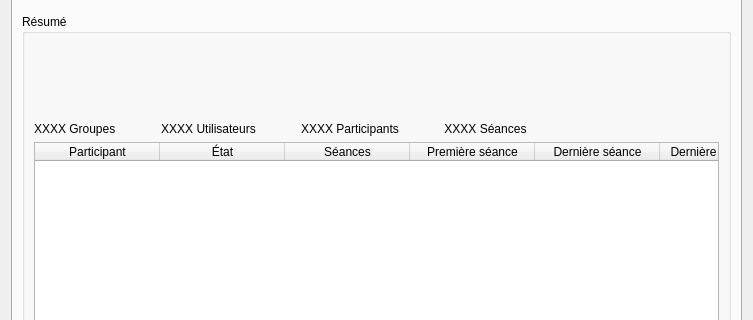
Old version of the form client/src/editors/ProjectWidget.ui in the repository introlab/openteraplus; both pictures show x 0 to 753 and y 150 to 470 of the 753 by 783 pixel window.
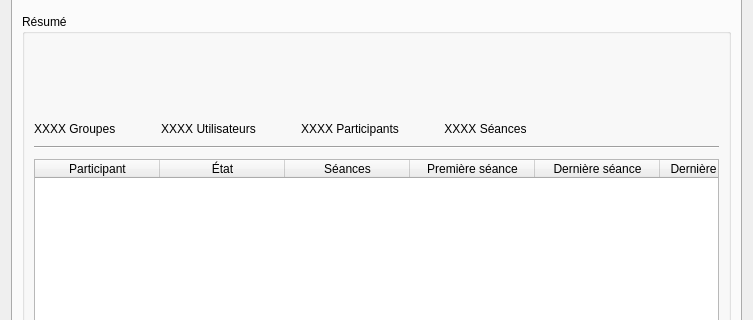
New version of the form. The open tabs and pages were chosen to show the change. Icons and pictures are not drawn. Custom widgets are drawn as their Qt base class.

The edit to the form file:
```diff
--- a/client/src/editors/ProjectWidget.ui
+++ b/client/src/editors/ProjectWidget.ui
@@ -307,6 +307,9 @@
           <string>Résumé</string>
          </property>
          <layout class="QVBoxLayout" name="verticalLayout_6">
+          <property name="spacing">
+           <number>10</number>
+          </property>
           <item>
            <layout class="QGridLayout" name="gridLayout">
             <property name="horizontalSpacing">
@@ -509,6 +512,13 @@
             </item>
            </layout>
           </item>
+          <item>
+           <widget class="Line" name="line">
+            <property name="orientation">
+             <enum>Qt::Horizontal</enum>
+            </property>
+           </widget>
+          </item>
           <item>
            <layout class="QHBoxLayout" name="horizontalLayout_4">
             <item>
```
Left out of the diff: 25 changed lines with no effect on the pictures.
